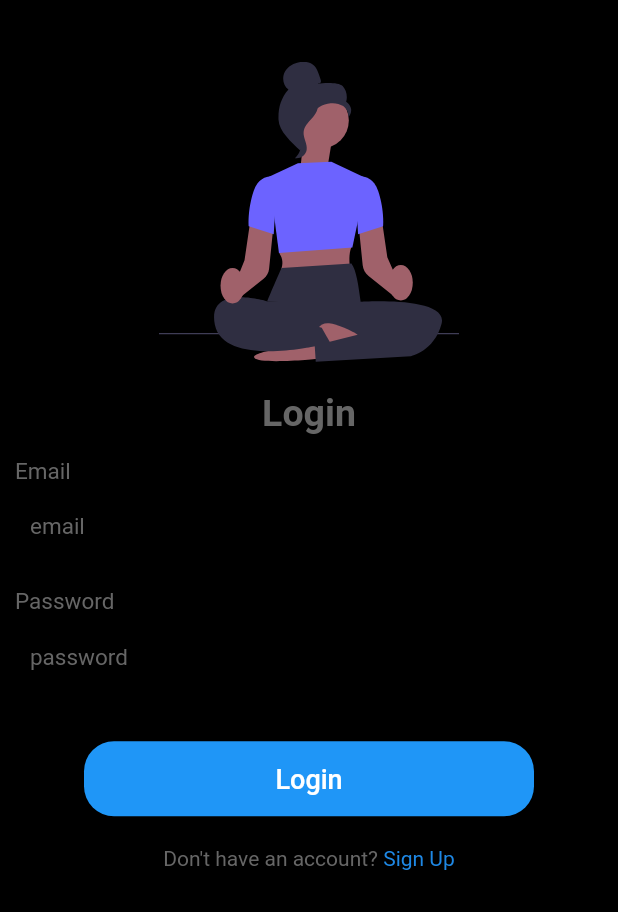
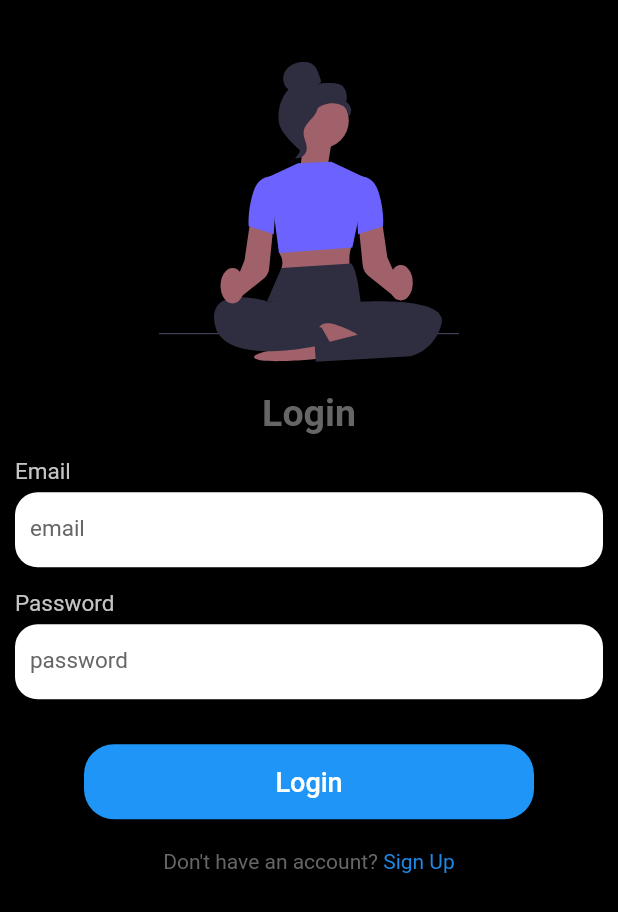
Before and after one commit to emilio-kariuki/Movi, a Flutter app: the screen it shows after launch, on a phone screen of 412 x 824 dp. Shown: the top 912 px of the screen. Run offline on Flutter 3.47's test engine with Material 2 defaults, Android fonts, the phone set to English and light mode, and no system bars; our stand-ins replace bloc, cached_network_image, carousel_slider, cloud_firestore, equatable, firebase_auth and 8 more; missing offline and left inert: pagination_flutter; accounts and stored records are empty.

Commit message:
ADD: added new files

```diff
--- a/lib/UI/Home/GenreMovies.dart
+++ b/lib/UI/Home/GenreMovies.dart
@@ -90,9 +90,9 @@ class _GenreMoviesState extends State<GenreMovies> {
                     return GridView.builder(
                         gridDelegate:
                             SliverGridDelegateWithFixedCrossAxisCount(
-                                crossAxisCount: Responsive.isDesktop(context) ? 9 : Responsive.isTablet(context) ? 7 :Responsive.isMobile(context) ? 3 : 3  ,
+                                crossAxisCount: Responsive.isDesktop(context) ? 8 : Responsive.isTablet(context) ? 7 :Responsive.isMobile(context) ? 3 : 3  ,
 
-                                childAspectRatio: Responsive.isTablet(context) ? 0.5 : Responsive.isDesktop(context) ? 0.57: Responsive.isMobile(context) ? 0.58 : 0.58),
+                                childAspectRatio: Responsive.isTablet(context) ? 0.5 : Responsive.isDesktop(context) ? 0.65: Responsive.isMobile(context) ? 0.58 : 0.58),
                         itemCount: state.genres.results.length,
                         itemBuilder: (_, index) {
                           return MoviesWidget(
--- a/lib/UI/Widget/CarouselImage.dart
+++ b/lib/UI/Widget/CarouselImage.dart
@@ -19,7 +19,7 @@ class CarouselImage extends StatelessWidget {
         },
         child: CachedNetworkImage(
           height: MediaQuery.of(context).size.width > 900
-              ? MediaQuery.of(context).size.height * 0.6
+              ? MediaQuery.of(context).size.height * 0.5
               : MediaQuery.of(context).size.height * 0.4,
           width: width,
           imageUrl: "https://image.tmdb.org/t/p/w500$path",
--- a/lib/UI/Widget/CarouselWidgetPage.dart
+++ b/lib/UI/Widget/CarouselWidgetPage.dart
@@ -70,9 +70,9 @@ class CarouselWidget extends StatelessWidget {
               );
             },
             options: CarouselOptions(
-                enlargeFactor: 0.35,
+                enlargeFactor: 0.3,
                 height: MediaQuery.of(context).size.width > 900
-                    ? MediaQuery.of(context).size.height * 0.6
+                    ? MediaQuery.of(context).size.height * 0.5
                     : MediaQuery.of(context).size.height * 0.2,
                 enlargeCenterPage: true,
                 // viewportFraction: 2,
--- a/lib/UI/Widget/InputField.dart
+++ b/lib/UI/Widget/InputField.dart
@@ -1,6 +1,5 @@
 import 'package:flutter/material.dart';
 import 'package:google_fonts/google_fonts.dart';
-
 
 class InputField extends StatelessWidget {
   const InputField({
@@ -10,7 +9,8 @@ class InputField extends StatelessWidget {
     this.inputType = TextInputType.text,
     required this.label,
     required this.hint,
-    this.onSubmitted, required this.focusNode,
+    this.onSubmitted,
+    required this.focusNode,
   });
 
   final TextEditingController controller;
@@ -30,17 +30,19 @@ class InputField extends StatelessWidget {
         Text(
           label,
           style: GoogleFonts.roboto(
-            color: const Color(0xff666666),
+            color: Color.fromARGB(255, 196, 196, 196),
             fontSize: 15,
             fontWeight: FontWeight.w400,
           ),
         ),
         const SizedBox(
-          height: 4,
+          height: 5,
         ),
         Container(
-          constraints: BoxConstraints(
-            maxWidth: 400
+          constraints: const BoxConstraints(maxWidth: 400),
+          decoration: const BoxDecoration(
+            color: Colors.white,
+            borderRadius: BorderRadius.all(Radius.circular(15)),
           ),
           height: 50,
           child: TextFormField(
@@ -49,32 +51,26 @@ class InputField extends StatelessWidget {
             maxLines: maxLines,
             keyboardType: inputType,
             style: GoogleFonts.roboto(
-            color: const Color(0xff666666),
+              color: const Color(0xff666666),
               fontSize: 15,
               fontWeight: FontWeight.w400,
             ),
             onFieldSubmitted: onSubmitted,
+
             decoration: InputDecoration(
               hintText: hint,
               hintStyle: GoogleFonts.roboto(
-            color: const Color(0xff666666),
+                color: const Color(0xff666666),
                 fontSize: 15,
                 fontWeight: FontWeight.w400,
               ),
-              border:  const OutlineInputBorder(
-                borderRadius: BorderRadius.all(Radius.circular(10)),
-                borderSide: BorderSide(
-            color: Color(0xff666666),
-                  width: 1,
-                  style: BorderStyle.solid
-                ),
+              border: const OutlineInputBorder(
+                borderSide: BorderSide.none,
               ),
+
               focusedBorder: const OutlineInputBorder(
                 borderRadius: BorderRadius.all(Radius.circular(10)),
-                borderSide: BorderSide(
-                  color: Color.fromARGB(255, 30, 136, 229),
-                  width: 1,
-                ),
+                borderSide: BorderSide.none
               ),
               contentPadding: const EdgeInsets.all(10),
             ),
--- a/lib/UI/Widget/MovieWidget.dart
+++ b/lib/UI/Widget/MovieWidget.dart
@@ -24,8 +24,8 @@ class MoviesWidget extends StatelessWidget {
           right: Responsive.isDesktop(context) ? 20 : 5, top: 10, bottom: 2),
       child: SizedBox(
         height: MediaQuery.of(context).size.width > 900
-            ? MediaQuery.of(context).size.height * 0.3
-            : MediaQuery.of(context).size.height * 0.2,
+            ? MediaQuery.of(context).size.height * 0.35
+            : MediaQuery.of(context).size.height * 0.25,
         width: MediaQuery.of(context).size.width > 900
             ? MediaQuery.of(context).size.width * 0.12
             : MediaQuery.of(context).size.width * 0.31,
```
Also changed, not shown: lib/UI/Home/SearchPage.dart (+21 -15 lines), lib/UI/Widget/b .dart (deleted, +0 -101 lines), 3 other files.
